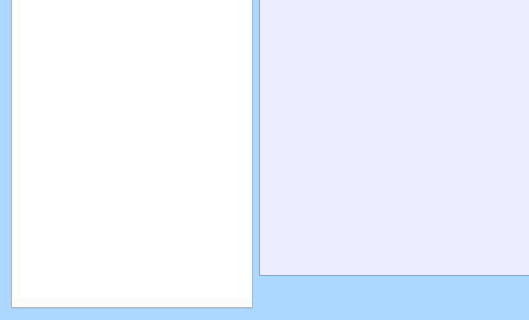
Qt form vkontakte_music/qtdesigner/mainform.ui (sashgorokhov-heaven/python-vkontakte-music-gui-old) before a commit; both pictures show x 0 to 529 and y 223 to 543 of the 850 by 543 pixel window.
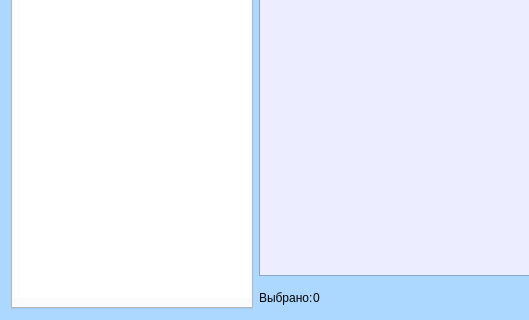
The same form after that commit. Icons and pictures are not drawn.

Commit message: Selection count label added

```diff
--- a/vkontakte_music/qtdesigner/mainform.ui
+++ b/vkontakte_music/qtdesigner/mainform.ui
@@ -666,6 +666,20 @@
        <property name="topMargin">
         <number>11</number>
        </property>
+       <item>
+        <widget class="QLabel" name="label_8">
+         <property name="text">
+          <string>Выбрано:</string>
+         </property>
+        </widget>
+       </item>
+       <item>
+        <widget class="QLabel" name="selected_count_label">
+         <property name="text">
+          <string>0</string>
+         </property>
+        </widget>
+       </item>
        <item>
         <spacer name="horizontalSpacer_2">
          <property name="orientation">
```
The commit also changes 5 other files.
